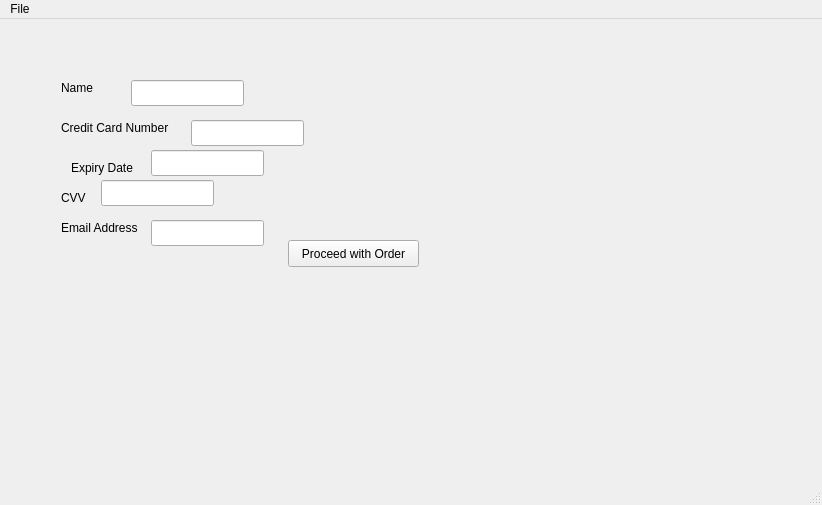
Davidj361/cuTPS, file client/mainwindow.ui: the form before one commit.
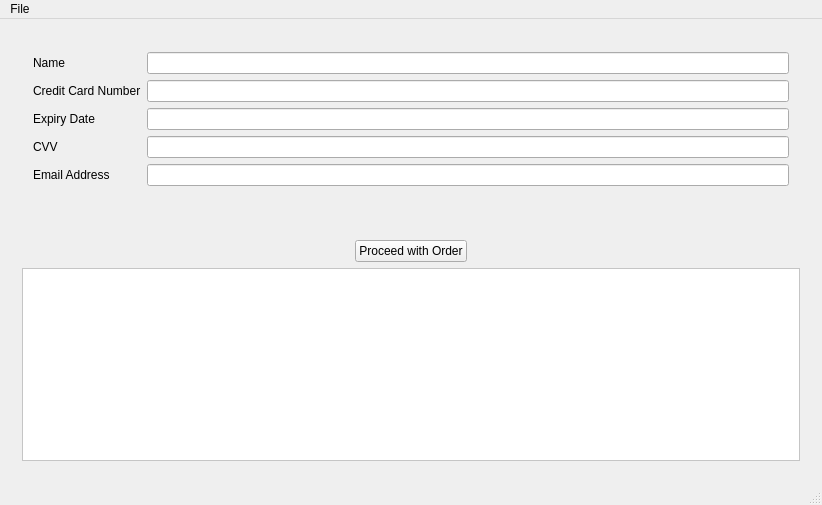
The form after the commit. The open tabs and pages were chosen to show the change. Icons and pictures are not drawn.

Commit message: Credit card page is now beautified.

The edit to the form file:
```diff
--- a/client/mainwindow.ui
+++ b/client/mainwindow.ui
@@ -1844,147 +1844,525 @@
        </layout>
       </widget>
       <widget class="QWidget" name="ShoppingCartGatherCreditCardInfo">
-       <widget class="QLabel" name="label_8">
-        <property name="geometry">
-         <rect>
-          <x>50</x>
-          <y>50</y>
-          <width>58</width>
-          <height>16</height>
-         </rect>
-        </property>
-        <property name="text">
-         <string>Name</string>
-        </property>
-       </widget>
-       <widget class="QLineEdit" name="lineName">
-        <property name="geometry">
-         <rect>
-          <x>120</x>
-          <y>50</y>
-          <width>113</width>
-          <height>26</height>
-         </rect>
-        </property>
-       </widget>
-       <widget class="QLabel" name="label_9">
-        <property name="geometry">
-         <rect>
-          <x>50</x>
-          <y>90</y>
-          <width>131</width>
-          <height>16</height>
-         </rect>
-        </property>
-        <property name="text">
-         <string>Credit Card Number</string>
-        </property>
-       </widget>
-       <widget class="QLineEdit" name="lineCC">
-        <property name="geometry">
-         <rect>
-          <x>180</x>
-          <y>90</y>
-          <width>113</width>
-          <height>26</height>
-         </rect>
-        </property>
-       </widget>
-       <widget class="QLabel" name="label_10">
-        <property name="geometry">
-         <rect>
-          <x>60</x>
-          <y>130</y>
-          <width>81</width>
-          <height>16</height>
-         </rect>
-        </property>
-        <property name="text">
-         <string>Expiry Date</string>
-        </property>
-       </widget>
-       <widget class="QLineEdit" name="linedate">
-        <property name="geometry">
-         <rect>
-          <x>140</x>
-          <y>120</y>
-          <width>113</width>
-          <height>26</height>
-         </rect>
-        </property>
-       </widget>
-       <widget class="QLabel" name="label_11">
-        <property name="geometry">
-         <rect>
-          <x>50</x>
-          <y>160</y>
-          <width>58</width>
-          <height>16</height>
-         </rect>
-        </property>
-        <property name="text">
-         <string>CVV</string>
-        </property>
-       </widget>
-       <widget class="QLineEdit" name="lineCvv">
-        <property name="geometry">
-         <rect>
-          <x>90</x>
-          <y>150</y>
-          <width>113</width>
-          <height>26</height>
-         </rect>
-        </property>
-       </widget>
-       <widget class="QPushButton" name="btnProcedeCheckout">
-        <property name="geometry">
-         <rect>
-          <x>277</x>
-          <y>210</y>
-          <width>131</width>
-          <height>27</height>
-         </rect>
-        </property>
-        <property name="text">
-         <string>Proceed with Order</string>
-        </property>
-       </widget>
-       <widget class="QLabel" name="label_12">
-        <property name="geometry">
-         <rect>
-          <x>50</x>
-          <y>190</y>
-          <width>101</width>
-          <height>16</height>
-         </rect>
-        </property>
-        <property name="text">
-         <string>Email Address</string>
-        </property>
-       </widget>
-       <widget class="QLineEdit" name="lineEmail">
-        <property name="geometry">
-         <rect>
-          <x>140</x>
-          <y>190</y>
-          <width>113</width>
-          <height>26</height>
-         </rect>
-        </property>
-       </widget>
-       <widget class="QLabel" name="billingInfoError">
-        <property name="geometry">
-         <rect>
-          <x>50</x>
-          <y>250</y>
-          <width>701</width>
-          <height>111</height>
-         </rect>
-        </property>
-        <property name="text">
-         <string/>
-        </property>
-       </widget>
+       <layout class="QGridLayout" name="gridLayout_8">
+        <item row="0" column="0" colspan="3">
+         <widget class="QWidget" name="widget_2" native="true">
+          <layout class="QFormLayout" name="formLayout">
+           <item row="0" column="0">
+            <widget class="QLabel" name="label_8">
+             <property name="text">
+              <string>Name</string>
+             </property>
+            </widget>
+           </item>
+           <item row="0" column="1">
+            <widget class="QLineEdit" name="lineName"/>
+           </item>
+           <item row="1" column="0">
+            <widget class="QLabel" name="label_9">
+             <property name="text">
+              <string>Credit Card Number</string>
+             </property>
+            </widget>
+           </item>
+           <item row="1" column="1">
+            <widget class="QLineEdit" name="lineCC"/>
+           </item>
+           <item row="2" column="0">
+            <widget class="QLabel" name="label_10">
+             <property name="text">
+              <string>Expiry Date</string>
+             </property>
+            </widget>
+           </item>
+           <item row="2" column="1">
+            <widget class="QLineEdit" name="linedate"/>
+           </item>
+           <item row="3" column="0">
+            <widget class="QLabel" name="label_11">
+             <property name="text">
+              <string>CVV</string>
+             </property>
+            </widget>
+           </item>
+           <item row="3" column="1">
+            <widget class="QLineEdit" name="lineCvv"/>
+           </item>
+           <item row="4" column="0">
+            <widget class="QLabel" name="label_12">
+             <property name="text">
+              <string>Email Address</string>
+             </property>
+            </widget>
+           </item>
+           <item row="4" column="1">
+            <widget class="QLineEdit" name="lineEmail"/>
+           </item>
+          </layout>
+         </widget>
+        </item>
+        <item row="1" column="0">
+         <spacer name="horizontalSpacer_7">
+          <property name="orientation">
+           <enum>Qt::Horizontal</enum>
+          </property>
+          <property name="sizeHint" stdset="0">
+           <size>
+            <width>317</width>
+            <height>20</height>
+           </size>
+          </property>
+         </spacer>
+        </item>
+        <item row="1" column="1">
+         <widget class="QPushButton" name="btnProcedeCheckout">
+          <property name="text">
+           <string>Proceed with Order</string>
+          </property>
+         </widget>
+        </item>
+        <item row="1" column="2">
+         <spacer name="horizontalSpacer_6">
+          <property name="orientation">
+           <enum>Qt::Horizontal</enum>
+          </property>
+          <property name="sizeHint" stdset="0">
+           <size>
+            <width>317</width>
+            <height>20</height>
+           </size>
+          </property>
+         </spacer>
+        </item>
+        <item row="2" column="0" colspan="3">
+         <widget class="QLabel" name="billingInfoError">
+          <property name="palette">
+           <palette>
+            <active>
+             <colorrole role="WindowText">
+              <brush brushstyle="SolidPattern">
+               <color alpha="255">
+                <red>0</red>
+                <green>0</green>
+                <blue>0</blue>
+               </color>
+              </brush>
+             </colorrole>
+             <colorrole role="Button">
+              <brush brushstyle="SolidPattern">
+               <color alpha="255">
+                <red>255</red>
+                <green>255</green>
+                <blue>255</blue>
+               </color>
+              </brush>
+             </colorrole>
+             <colorrole role="Light">
+              <brush brushstyle="SolidPattern">
+               <color alpha="255">
+                <red>255</red>
+                <green>255</green>
+                <blue>255</blue>
+               </color>
+              </brush>
+             </colorrole>
+             <colorrole role="Midlight">
+              <brush brushstyle="SolidPattern">
+               <color alpha="255">
+                <red>255</red>
+                <green>255</green>
+                <blue>255</blue>
+               </color>
+              </brush>
+             </colorrole>
+             <colorrole role="Dark">
+              <brush brushstyle="SolidPattern">
+               <color alpha="255">
+                <red>127</red>
+                <green>127</green>
+                <blue>127</blue>
+               </color>
+              </brush>
+             </colorrole>
+             <colorrole role="Mid">
+              <brush brushstyle="SolidPattern">
+               <color alpha="255">
+                <red>170</red>
+                <green>170</green>
+                <blue>170</blue>
+               </color>
+              </brush>
+             </colorrole>
+             <colorrole role="Text">
+              <brush brushstyle="SolidPattern">
+               <color alpha="255">
+                <red>0</red>
+                <green>0</green>
+                <blue>0</blue>
+               </color>
+              </brush>
+             </colorrole>
+             <colorrole role="BrightText">
+              <brush brushstyle="SolidPattern">
+               <color alpha="255">
+                <red>255</red>
+                <green>255</green>
+                <blue>255</blue>
+               </color>
+              </brush>
+             </colorrole>
+             <colorrole role="ButtonText">
+              <brush brushstyle="SolidPattern">
+               <color alpha="255">
+                <red>0</red>
+                <green>0</green>
+                <blue>0</blue>
+               </color>
+              </brush>
+             </colorrole>
+             <colorrole role="Base">
+              <brush brushstyle="SolidPattern">
+               <color alpha="255">
+                <red>255</red>
+                <green>255</green>
+                <blue>255</blue>
+               </color>
+              </brush>
+             </colorrole>
+             <colorrole role="Window">
+              <brush brushstyle="SolidPattern">
+               <color alpha="255">
+                <red>255</red>
+                <green>255</green>
+                <blue>255</blue>
+               </color>
+              </brush>
+             </colorrole>
+             <colorrole role="Shadow">
+              <brush brushstyle="SolidPattern">
+               <color alpha="255">
+                <red>0</red>
+                <green>0</green>
+                <blue>0</blue>
+               </color>
+              </brush>
+             </colorrole>
+             <colorrole role="AlternateBase">
+              <brush brushstyle="SolidPattern">
+               <color alpha="255">
+                <red>255</red>
+                <green>255</green>
+                <blue>255</blue>
+               </color>
+              </brush>
+             </colorrole>
+             <colorrole role="ToolTipBase">
+              <brush brushstyle="SolidPattern">
+               <color alpha="255">
+                <red>255</red>
+                <green>255</green>
+                <blue>220</blue>
+               </color>
+              </brush>
+             </colorrole>
+             <colorrole role="ToolTipText">
+              <brush brushstyle="SolidPattern">
+               <color alpha="255">
+                <red>0</red>
+                <green>0</green>
+                <blue>0</blue>
+               </color>
+              </brush>
+             </colorrole>
+            </active>
+            <inactive>
+             <colorrole role="WindowText">
+              <brush brushstyle="SolidPattern">
+               <color alpha="255">
+                <red>0</red>
+                <green>0</green>
+                <blue>0</blue>
+               </color>
+              </brush>
+             </colorrole>
+             <colorrole role="Button">
+              <brush brushstyle="SolidPattern">
+               <color alpha="255">
+                <red>255</red>
+                <green>255</green>
+                <blue>255</blue>
+               </color>
+              </brush>
+             </colorrole>
+             <colorrole role="Light">
+              <brush brushstyle="SolidPattern">
+               <color alpha="255">
+                <red>255</red>
+                <green>255</green>
+                <blue>255</blue>
+               </color>
+              </brush>
+             </colorrole>
+             <colorrole role="Midlight">
+              <brush brushstyle="SolidPattern">
+               <color alpha="255">
+                <red>255</red>
+                <green>255</green>
+                <blue>255</blue>
+               </color>
+              </brush>
+             </colorrole>
+             <colorrole role="Dark">
+              <brush brushstyle="SolidPattern">
+               <color alpha="255">
+                <red>127</red>
+                <green>127</green>
+                <blue>127</blue>
+               </color>
+              </brush>
+             </colorrole>
+             <colorrole role="Mid">
+              <brush brushstyle="SolidPattern">
+               <color alpha="255">
+                <red>170</red>
+                <green>170</green>
+                <blue>170</blue>
+               </color>
+              </brush>
+             </colorrole>
+             <colorrole role="Text">
+              <brush brushstyle="SolidPattern">
+               <color alpha="255">
+                <red>0</red>
+                <green>0</green>
+                <blue>0</blue>
+               </color>
+              </brush>
+             </colorrole>
+             <colorrole role="BrightText">
+              <brush brushstyle="SolidPattern">
+               <color alpha="255">
+                <red>255</red>
+                <green>255</green>
+                <blue>255</blue>
+               </color>
+              </brush>
+             </colorrole>
+             <colorrole role="ButtonText">
+              <brush brushstyle="SolidPattern">
+               <color alpha="255">
+                <red>0</red>
+                <green>0</green>
+                <blue>0</blue>
+               </color>
+              </brush>
+             </colorrole>
+             <colorrole role="Base">
+              <brush brushstyle="SolidPattern">
+               <color alpha="255">
+                <red>255</red>
+                <green>255</green>
+                <blue>255</blue>
+               </color>
+              </brush>
+             </colorrole>
+             <colorrole role="Window">
+              <brush brushstyle="SolidPattern">
+               <color alpha="255">
+                <red>255</red>
+                <green>255</green>
+                <blue>255</blue>
+               </color>
+              </brush>
+             </colorrole>
+             <colorrole role="Shadow">
+              <brush brushstyle="SolidPattern">
+               <color alpha="255">
+                <red>0</red>
+                <green>0</green>
+                <blue>0</blue>
+               </color>
+              </brush>
+             </colorrole>
+             <colorrole role="AlternateBase">
+              <brush brushstyle="SolidPattern">
+               <color alpha="255">
+                <red>255</red>
+                <green>255</green>
+                <blue>255</blue>
+               </color>
+              </brush>
+             </colorrole>
+             <colorrole role="ToolTipBase">
+              <brush brushstyle="SolidPattern">
+               <color alpha="255">
+                <red>255</red>
+                <green>255</green>
+                <blue>220</blue>
+               </color>
+              </brush>
+             </colorrole>
+             <colorrole role="ToolTipText">
+              <brush brushstyle="SolidPattern">
+               <color alpha="255">
+                <red>0</red>
+                <green>0</green>
+                <blue>0</blue>
+               </color>
+              </brush>
+             </colorrole>
+            </inactive>
+            <disabled>
+             <colorrole role="WindowText">
+              <brush brushstyle="SolidPattern">
+               <color alpha="255">
+                <red>127</red>
+                <green>127</green>
+                <blue>127</blue>
+               </color>
+              </brush>
+             </colorrole>
+             <colorrole role="Button">
+              <brush brushstyle="SolidPattern">
+               <color alpha="255">
+                <red>255</red>
+                <green>255</green>
+                <blue>255</blue>
+               </color>
+              </brush>
+             </colorrole>
+             <colorrole role="Light">
+              <brush brushstyle="SolidPattern">
+               <color alpha="255">
+                <red>255</red>
+                <green>255</green>
+                <blue>255</blue>
+               </color>
+              </brush>
+             </colorrole>
+             <colorrole role="Midlight">
+              <brush brushstyle="SolidPattern">
+               <color alpha="255">
+                <red>255</red>
+                <green>255</green>
+                <blue>255</blue>
+               </color>
+              </brush>
+             </colorrole>
+             <colorrole role="Dark">
+              <brush brushstyle="SolidPattern">
+               <color alpha="255">
+                <red>127</red>
+                <green>127</green>
+                <blue>127</blue>
+               </color>
+              </brush>
+             </colorrole>
+             <colorrole role="Mid">
+              <brush brushstyle="SolidPattern">
+               <color alpha="255">
+                <red>170</red>
+                <green>170</green>
+                <blue>170</blue>
+               </color>
+              </brush>
+             </colorrole>
+             <colorrole role="Text">
+              <brush brushstyle="SolidPattern">
+               <color alpha="255">
+                <red>127</red>
+                <green>127</green>
+                <blue>127</blue>
+               </color>
+              </brush>
+             </colorrole>
+             <colorrole role="BrightText">
+              <brush brushstyle="SolidPattern">
+               <color alpha="255">
+                <red>255</red>
+                <green>255</green>
+                <blue>255</blue>
+               </color>
+              </brush>
+             </colorrole>
+             <colorrole role="ButtonText">
+              <brush brushstyle="SolidPattern">
+               <color alpha="255">
+                <red>127</red>
+                <green>127</green>
+                <blue>127</blue>
+               </color>
+              </brush>
+             </colorrole>
+             <colorrole role="Base">
+              <brush brushstyle="SolidPattern">
+               <color alpha="255">
+                <red>255</red>
+                <green>255</green>
+                <blue>255</blue>
+               </color>
+              </brush>
+             </colorrole>
+             <colorrole role="Window">
+              <brush brushstyle="SolidPattern">
+               <color alpha="255">
+                <red>255</red>
+                <green>255</green>
+                <blue>255</blue>
+               </color>
+              </brush>
+             </colorrole>
+             <colorrole role="Shadow">
+              <brush brushstyle="SolidPattern">
+               <color alpha="255">
+                <red>0</red>
+                <green>0</green>
+                <blue>0</blue>
+               </color>
+              </brush>
+             </colorrole>
+             <colorrole role="AlternateBase">
+              <brush brushstyle="SolidPattern">
+               <color alpha="255">
+                <red>255</red>
+                <green>255</green>
+                <blue>255</blue>
+               </color>
+              </brush>
+             </colorrole>
+             <colorrole role="ToolTipBase">
+              <brush brushstyle="SolidPattern">
+               <color alpha="255">
+                <red>255</red>
+                <green>255</green>
+                <blue>220</blue>
+               </color>
+              </brush>
+             </colorrole>
+             <colorrole role="ToolTipText">
+              <brush brushstyle="SolidPattern">
+               <color alpha="255">
+                <red>0</red>
+                <green>0</green>
+                <blue>0</blue>
+               </color>
+              </brush>
+             </colorrole>
+            </disabled>
+           </palette>
+          </property>
+          <property name="autoFillBackground">
+           <bool>true</bool>
+          </property>
+          <property name="frameShape">
+           <enum>QFrame::StyledPanel</enum>
+          </property>
+          <property name="text">
+           <string/>
+          </property>
+         </widget>
+        </item>
+       </layout>
       </widget>
       <widget class="QWidget" name="ShoppingCartOrderConfirmed">
        <widget class="QLabel" name="label_13">
```
